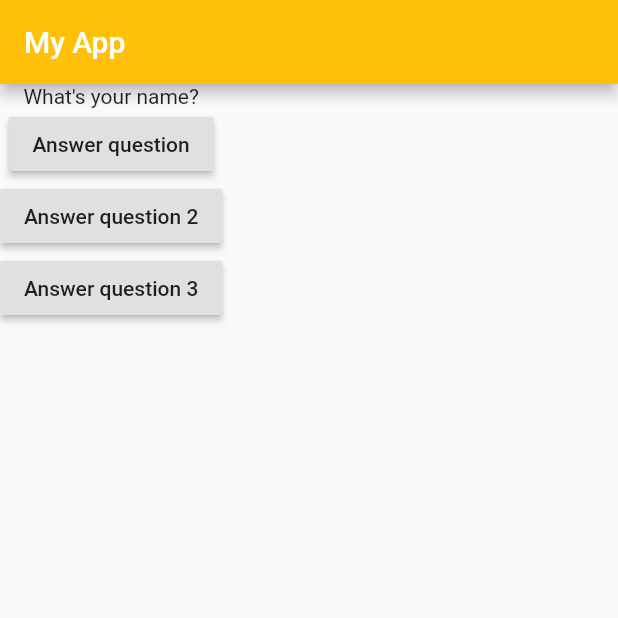
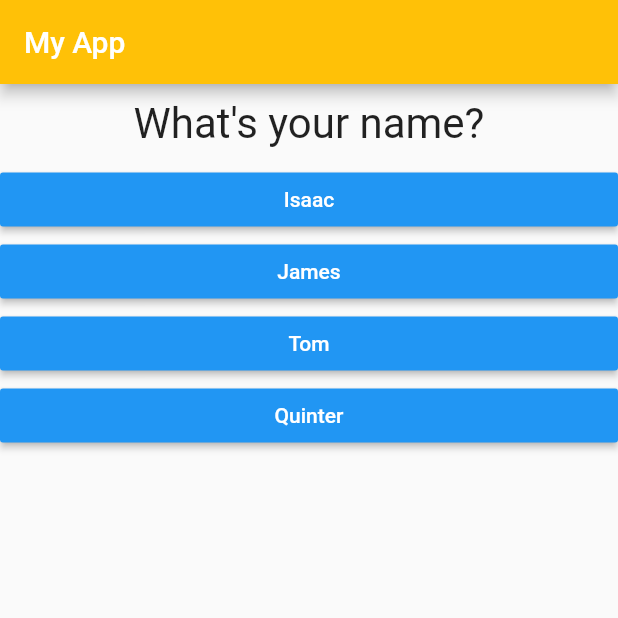
Before and after one commit to Isaacobuya5/helloflutter, a Flutter app: the screen it shows after launch, on a phone screen of 412 x 824 dp, the top half of it. Run offline on Flutter 3.47's test engine with Material 2 defaults, Android fonts, the phone set to English and light mode, and no system bars.

Commit message:
implement answer and question widgets

```diff
--- /dev/null
+++ b/lib/answer.dart
@@ -0,0 +1,23 @@
+import 'package:flutter/material.dart';
+
+class Answer extends StatelessWidget {
+
+  // a class can also have a function property
+  final Function selectHandler;
+  final String answerText;
+
+// this function will be passed from the parent
+  Answer(this.selectHandler, this.answerText);
+
+  @override
+  Widget build(BuildContext context) {
+    return Container(
+      width: double.infinity,
+      child: RaisedButton(
+        child: Text(this.answerText),
+        color: Colors.blue,
+        textColor: Colors.white,
+        onPressed: this.selectHandler),
+    );
+  }
+}
--- a/lib/main.dart
+++ b/lib/main.dart
@@ -1,25 +1,53 @@
 import 'package:flutter/material.dart';
+
+// importing a widget in flutter
+import './question.dart';
+import './answer.dart';
 
 // the main method
 void main() {
   return runApp(MyApp());
 }
 
-class MyApp extends StatelessWidget {
+// Stateless Widgets can't always change thus we need to rename to Stateful widget
+class MyApp extends StatefulWidget {
 
+@override
+  State<StatefulWidget> createState() {
+    // TODO: implement createState
+    return _MyAppState();
+  }
+
+}
+
+// Adding underscore ensures that our class/ variable is private thus csn only be accessed within this particular file
+class _MyAppState extends State<MyApp> {
   // lets have a variable to keep track of our questons
-  var position = 0;
+  var _position = 0;
 
   var questions = [
-    'What\'s your name?',
-    'What\' your favorite programming language'
+    // Map of questions
+    {
+      'questionText': 'What\'s your name?',
+      'answers': ['Isaac','James','Tom','Quinter']
+    },
+        {
+      'questionText': 'What\' your favorite programming language?',
+      'answers': ['Java','Python','C+','Javascript']
+    },
+    {
+      'questionText': 'What\'s your favorite meal?',
+      'answers': ['Chapati','Ugali','Samaki','Fish']
+    }
   ];
 
   // function to be excecuted when button is pressed
-  void answerQuestion() {
+  void _answerQuestion() {
     // when this function is pressed, i need to update the index so that next question is displayed
-    position = position + 1;
-    print(position);
+    setState(() {
+        _position = _position + 1;
+    });
+    print(_position);
   }
   Widget build(BuildContext context) {
 
@@ -32,13 +60,13 @@ class MyApp extends StatelessWidget {
           // accesing individual questions from the list
           // list.elementAt(int index)
           // list[index]
-          Text(questions[position]),
-          RaisedButton(child: Text('Answer question'),onPressed: answerQuestion),
-          RaisedButton(child: Text('Answer question 2'),onPressed: () => print('Answer two chosen')),
-          RaisedButton(child: Text('Answer question 3'),onPressed: () {
-            // ... do some staff here
-            print('Answer three chosen');
-          })
+          Question(questions[_position]['questionText']),
+          // for each question, map through appropriate answers
+          // dart has no way of detecting that whatever we are mapping is a List thus we need to tell it
+          // spread operator allows us to pull of each and every individual value out of a list into the parent list
+          ...(questions[_position]['answers'] as List<String>).map((answer) {
+            return Answer(_answerQuestion , answer);
+          }).toList() // map returns an iterable rather than a list thus the need to convert it into a list
         ],))
     );
   }
@@ -48,3 +76,10 @@ class MyApp extends StatelessWidget {
         //     title: Title(color: Colors.white,
         //     child: Text('My App')),),
         // body: Text('Hello Flutter'),));
+
+
+        //  RaisedButton(child: Text('Answer question 2'),onPressed: () => print('Answer two chosen')),
+        //   RaisedButton(child: Text('Answer question 3'),onPressed: () {
+        //     // ... do some staff here
+        //     print('Answer three chosen');
+        //   })
--- /dev/null
+++ b/lib/question.dart
@@ -0,0 +1,21 @@
+import 'package:flutter/material.dart';
+
+class Question extends StatelessWidget {
+
+// It's a good convention in dart to mark properties in a class as final
+// Doing this tells dart that the property won't change after the class has been instantiated
+  // property
+  final String questionText;
+
+  Question(this.questionText);
+
+  @override
+  Widget build(BuildContext context) {
+    return Container(
+    width: double.infinity, // occupies as much space as the device width
+    margin: EdgeInsets.all(10), // creates margin all round the Text widget
+    child:Text(questionText,
+    style: TextStyle(fontSize: 28,), // set font size for the Text to 28px
+    textAlign: TextAlign.center,));
+  }
+}
```
